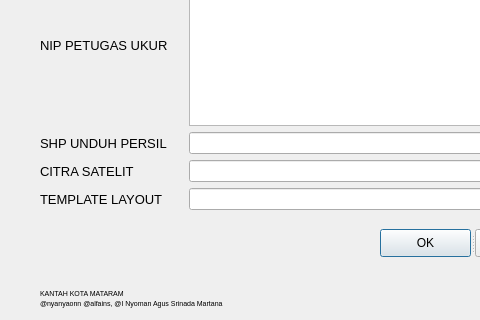
alfains/layout_pbt_rutin, file layout_pbt/layout_pbt_dialog_base.ui: the form before one commit; both pictures show x 0 to 480 and y 531 to 851 of the 634 by 851 pixel window.
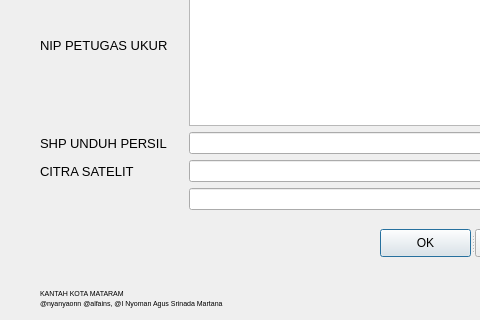
The form after the commit.

Commit message: remove select layout button

The edit to the form file:
```diff
--- a/layout_pbt/layout_pbt_dialog_base.ui
+++ b/layout_pbt/layout_pbt_dialog_base.ui
@@ -325,18 +325,6 @@
       </property>
      </widget>
     </item>
-    <item row="15" column="0">
-     <widget class="QLabel" name="label_18">
-      <property name="font">
-       <font>
-        <pointsize>10</pointsize>
-       </font>
-      </property>
-      <property name="text">
-       <string>TEMPLATE LAYOUT</string>
-      </property>
-     </widget>
-    </item>
     <item row="15" column="1">
      <widget class="QLineEdit" name="lineEdit_18"/>
     </item>
```
The commit also changes 2 other files.
